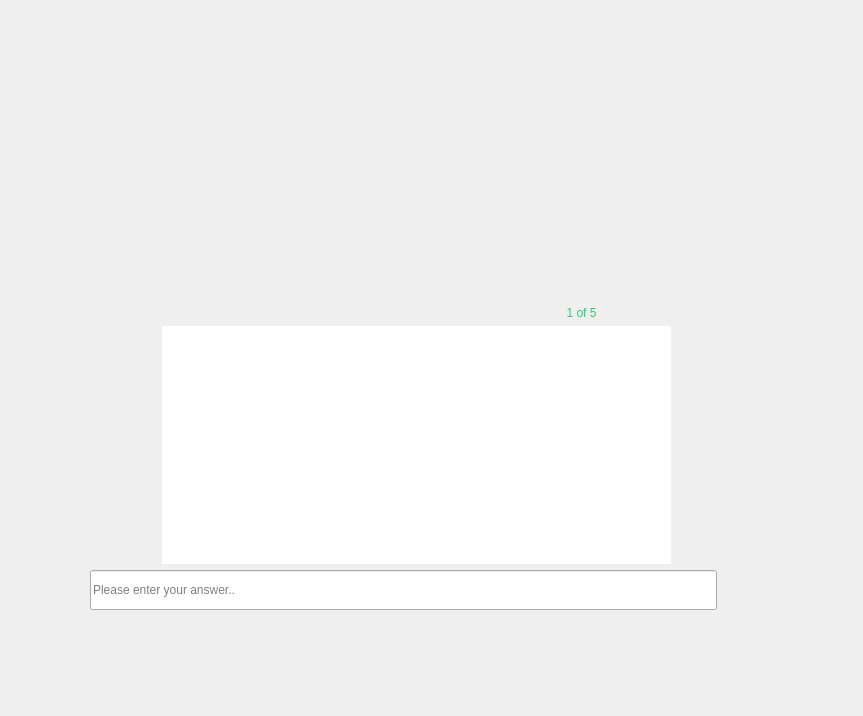
The window that QuizDown.ui (Siggnja/QuizDown) describes before a commit, drawn with Qt 5.
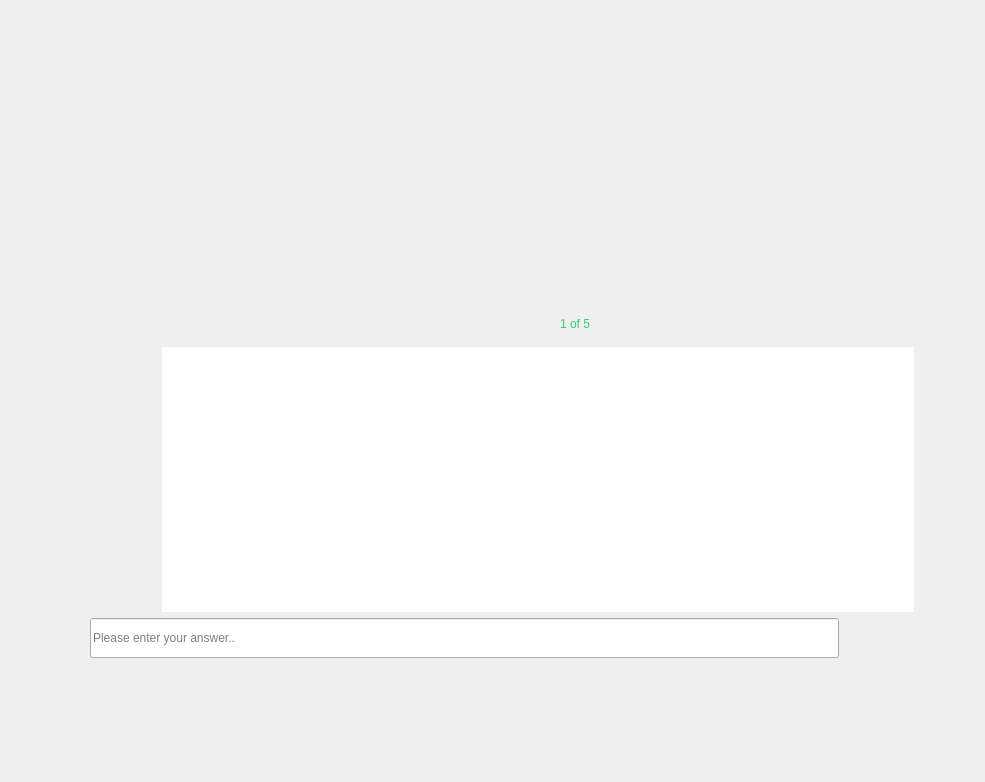
The same window after the commit. The open tabs and pages were chosen to show the change. Icons and pictures are not drawn.

What changed in the file:
```diff
--- a/QuizDown.ui
+++ b/QuizDown.ui
@@ -9,8 +9,8 @@
    <rect>
     <x>0</x>
     <y>0</y>
-    <width>863</width>
-    <height>716</height>
+    <width>985</width>
+    <height>782</height>
    </rect>
   </property>
   <property name="minimumSize">
@@ -451,6 +451,54 @@
      </widget>
      <widget class="QWidget" name="stackedWidgetPage2">
       <layout class="QGridLayout" name="gridLayout_3">
+       <item row="0" column="6">
+        <layout class="QVBoxLayout" name="verticalLayout_6">
+         <item alignment="Qt::AlignHCenter|Qt::AlignBottom">
+          <widget class="QLabel" name="Player_1">
+           <property name="maximumSize">
+            <size>
+             <width>100</width>
+             <height>100</height>
+            </size>
+           </property>
+           <property name="text">
+            <string/>
+           </property>
+           <property name="pixmap">
+            <pixmap resource="myndir.qrc">:/new/prefix1/Graphics/player 1.png</pixmap>
+           </property>
+           <property name="scaledContents">
+            <bool>true</bool>
+           </property>
+          </widget>
+         </item>
+         <item alignment="Qt::AlignTop">
+          <widget class="QLabel" name="Current_guesser">
+           <property name="minimumSize">
+            <size>
+             <width>250</width>
+             <height>40</height>
+            </size>
+           </property>
+           <property name="maximumSize">
+            <size>
+             <width>150</width>
+             <height>50</height>
+            </size>
+           </property>
+           <property name="styleSheet">
+            <string notr="true">font: 16pt &quot;Gill Sans Ultra Bold&quot;;</string>
+           </property>
+           <property name="text">
+            <string/>
+           </property>
+           <property name="alignment">
+            <set>Qt::AlignHCenter|Qt::AlignTop</set>
+           </property>
+          </widget>
+         </item>
+        </layout>
+       </item>
        <item row="6" column="0" colspan="3">
         <spacer name="horizontalSpacer_13">
          <property name="orientation">
@@ -467,49 +515,6 @@
          </property>
         </spacer>
        </item>
-       <item row="3" column="1" colspan="5">
-        <widget class="QTextBrowser" name="tab_quest_label">
-         <property name="styleSheet">
-          <string notr="true">font: 18pt &quot;Gadugi&quot;;
-background-image: url(:/new/prefix1/Graphics/Background Grey.png);</string>
-         </property>
-         <property name="frameShape">
-          <enum>QFrame::NoFrame</enum>
-         </property>
-         <property name="html">
-          <string>&lt;!DOCTYPE HTML PUBLIC &quot;-//W3C//DTD HTML 4.0//EN&quot; &quot;http://www.w3.org/TR/REC-html40/strict.dtd&quot;&gt;
-&lt;html&gt;&lt;head&gt;&lt;meta name=&quot;qrichtext&quot; content=&quot;1&quot; /&gt;&lt;style type=&quot;text/css&quot;&gt;
-p, li { white-space: pre-wrap; }
-&lt;/style&gt;&lt;/head&gt;&lt;body style=&quot; font-family:'Gadugi'; font-size:18pt; font-weight:400; font-style:normal;&quot;&gt;
-&lt;p style=&quot;-qt-paragraph-type:empty; margin-top:0px; margin-bottom:0px; margin-left:0px; margin-right:0px; -qt-block-indent:0; text-indent:0px;&quot;&gt;&lt;br /&gt;&lt;/p&gt;&lt;/body&gt;&lt;/html&gt;</string>
-         </property>
-         <property name="cursorWidth">
-          <number>1</number>
-         </property>
-         <property name="placeholderText">
-          <string/>
-         </property>
-        </widget>
-       </item>
-       <item row="0" column="5">
-        <widget class="QLabel" name="Player_1">
-         <property name="maximumSize">
-          <size>
-           <width>100</width>
-           <height>100</height>
-          </size>
-         </property>
-         <property name="text">
-          <string/>
-         </property>
-         <property name="pixmap">
-          <pixmap resource="myndir.qrc">:/new/prefix1/Graphics/player 1.png</pixmap>
-         </property>
-         <property name="scaledContents">
-          <bool>true</bool>
-         </property>
-        </widget>
-       </item>
        <item row="0" column="3">
         <spacer name="verticalSpacer_10">
          <property name="orientation">
@@ -526,7 +531,7 @@
          </property>
         </spacer>
        </item>
-       <item row="4" column="0" rowspan="2" colspan="7">
+       <item row="4" column="0" rowspan="2" colspan="8">
         <layout class="QHBoxLayout" name="horizontalLayout_2">
          <property name="rightMargin">
           <number>0</number>
@@ -617,7 +622,7 @@
          </item>
         </layout>
        </item>
-       <item row="7" column="0" rowspan="3" colspan="7">
+       <item row="9" column="0" rowspan="3" colspan="8">
         <layout class="QHBoxLayout" name="horizontalLayout">
          <item>
           <spacer name="horizontalSpacer_12">
@@ -668,6 +673,28 @@
            </property>
           </spacer>
          </item>
+         <item>
+          <widget class="QLabel" name="next_arrow">
+           <property name="minimumSize">
+            <size>
+             <width>100</width>
+             <height>40</height>
+            </size>
+           </property>
+           <property name="maximumSize">
+            <size>
+             <width>100</width>
+             <height>50</height>
+            </size>
+           </property>
+           <property name="text">
+            <string/>
+           </property>
+           <property name="scaledContents">
+            <bool>true</bool>
+           </property>
+          </widget>
+         </item>
          <item>
           <widget class="QPushButton" name="cont_button">
            <property name="text">
@@ -706,7 +733,7 @@
          </item>
         </layout>
        </item>
-       <item row="10" column="3">
+       <item row="12" column="3">
         <spacer name="verticalSpacer_8">
          <property name="orientation">
           <enum>Qt::Vertical</enum>
@@ -722,11 +749,14 @@
          </property>
         </spacer>
        </item>
-       <item row="0" column="6">
+       <item row="0" column="7">
         <spacer name="horizontalSpacer_7">
          <property name="orientation">
           <enum>Qt::Horizontal</enum>
          </property>
+         <property name="sizeType">
+          <enum>QSizePolicy::Expanding</enum>
+         </property>
          <property name="sizeHint" stdset="0">
           <size>
            <width>40</width>
@@ -740,9 +770,12 @@
          <property name="orientation">
           <enum>Qt::Horizontal</enum>
          </property>
+         <property name="sizeType">
+          <enum>QSizePolicy::Fixed</enum>
+         </property>
          <property name="sizeHint" stdset="0">
           <size>
-           <width>40</width>
+           <width>160</width>
            <height>20</height>
           </size>
          </property>
@@ -784,7 +817,7 @@
          </property>
         </widget>
        </item>
-       <item row="6" column="4" colspan="3">
+       <item row="6" column="4" colspan="4">
         <spacer name="horizontalSpacer_14">
          <property name="orientation">
           <enum>Qt::Horizontal</enum>
@@ -802,6 +835,18 @@
        </item>
        <item row="1" column="4" colspan="2">
         <widget class="QLabel" name="Question_tracker">
+         <property name="minimumSize">
+          <size>
+           <width>0</width>
+           <height>35</height>
+          </size>
+         </property>
+         <property name="maximumSize">
+          <size>
+           <width>175</width>
+           <height>16777215</height>
+          </size>
+         </property>
          <property name="styleSheet">
           <string notr="true">font: 75 15pt &quot;Eras Demi ITC&quot;;
 color: rgb(46, 204, 113);
@@ -815,6 +860,30 @@
          </property>
         </widget>
        </item>
+       <item row="3" column="1" colspan="6">
+        <widget class="QTextBrowser" name="tab_quest_label">
+         <property name="styleSheet">
+          <string notr="true">font: 18pt &quot;Gadugi&quot;;
+background-image: url(:/new/prefix1/Graphics/Background Grey.png);</string>
+         </property>
+         <property name="frameShape">
+          <enum>QFrame::NoFrame</enum>
+         </property>
+         <property name="html">
+          <string>&lt;!DOCTYPE HTML PUBLIC &quot;-//W3C//DTD HTML 4.0//EN&quot; &quot;http://www.w3.org/TR/REC-html40/strict.dtd&quot;&gt;
+&lt;html&gt;&lt;head&gt;&lt;meta name=&quot;qrichtext&quot; content=&quot;1&quot; /&gt;&lt;style type=&quot;text/css&quot;&gt;
+p, li { white-space: pre-wrap; }
+&lt;/style&gt;&lt;/head&gt;&lt;body style=&quot; font-family:'Gadugi'; font-size:18pt; font-weight:400; font-style:normal;&quot;&gt;
+&lt;p style=&quot;-qt-paragraph-type:empty; margin-top:0px; margin-bottom:0px; margin-left:0px; margin-right:0px; -qt-block-indent:0; text-indent:0px;&quot;&gt;&lt;br /&gt;&lt;/p&gt;&lt;/body&gt;&lt;/html&gt;</string>
+         </property>
+         <property name="cursorWidth">
+          <number>1</number>
+         </property>
+         <property name="placeholderText">
+          <string/>
+         </property>
+        </widget>
+       </item>
       </layout>
      </widget>
      <widget class="QWidget" name="stackedWidgetPage3">
```
Left out of the diff: 11 changed lines with no effect on the pictures.
